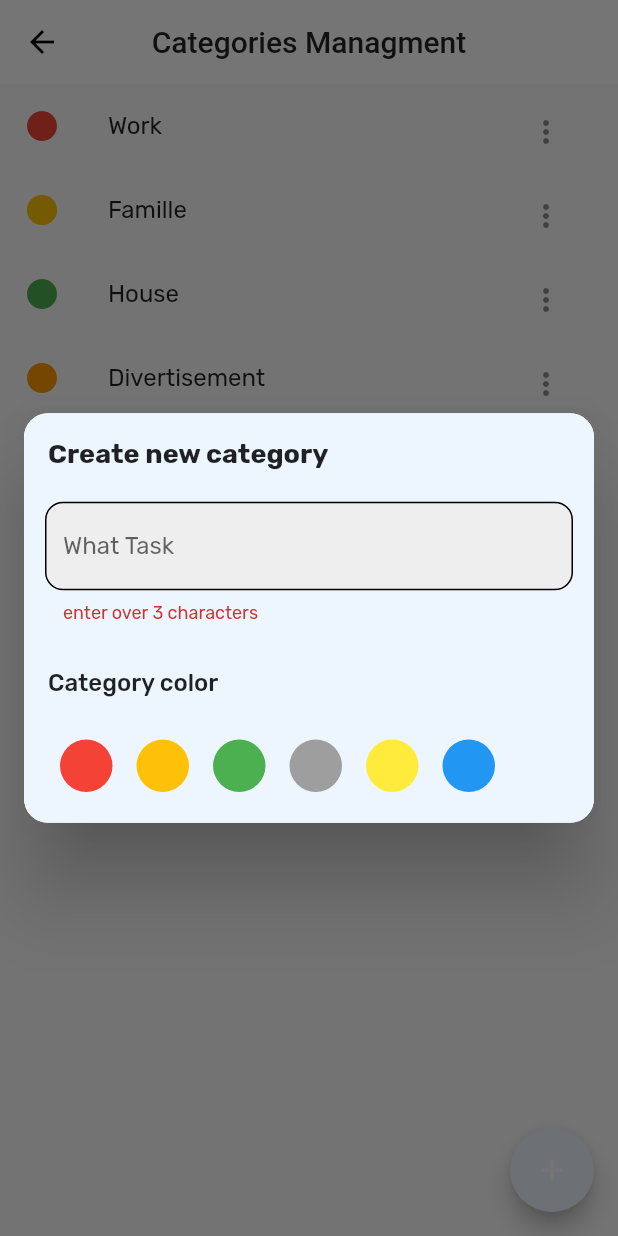
After one commit to AlaaEdAouimeur/Mirac-Flutter-Time-Managment-App, a Flutter app: the CategoriesList screen opened directly, after a tap on the "add" icon, on a phone screen of 412 x 824 dp. The commit adds this screen. Run offline on Flutter 3.47's test engine with Material 2 defaults, Android fonts, the phone set to English and light mode, and no system bars; our stand-ins replace fl_chart, flutter_local_notifications, flutter_riverpod, flutter_snake_navigationbar, flutter_spinkit, google_fonts and 6 more; missing offline and left inert: animate_icons, custom_pop_up_menu; generated files the repository leaves out were written again.

```diff
--- /dev/null
+++ b/lib/UI/BottomSheets/add_category_bottomSheet.dart
@@ -0,0 +1,141 @@
+import 'package:flutter/material.dart';
+import 'package:tyme/UI/Components/AppTextField.dart';
+import 'package:tyme/utils/konstants.dart';
+
+class AddCategoryBottomSheet extends StatefulWidget {
+  @override
+  _AddCategoryBottomSheetState createState() => _AddCategoryBottomSheetState();
+}
+
+class _AddCategoryBottomSheetState extends State<AddCategoryBottomSheet> {
+  TextEditingController titleTextEditingController = TextEditingController();
+  int selectedColorIndex = -1;
+  Widget colorCircle(int index) {
+    /*Container(
+        margin: EdgeInsets.all(8),
+        width: 50.0,
+        height: 50.0,
+        decoration: BoxDecoration(
+          color: colorsList[index],
+          shape: BoxShape.circle,
+          border: Border.all(
+              color: selectedColorIndex == index
+                  ? Colors.amber
+                  : Colors.transparent),
+        ),
+      ),*/
+    return GestureDetector(
+      onTap: () {
+        setState(() {
+          selectedColorIndex = index;
+        });
+      },
+      child: selectedColorIndex == index
+          ? Container(
+              margin: EdgeInsets.all(8),
+              width: 35.0,
+              height: 35.0,
+              decoration: BoxDecoration(
+                color: AppColors.trafficWhite,
+                shape: BoxShape.circle,
+                border: Border.all(color: colorsList[index]),
+              ),
+              child: Container(
+                margin: EdgeInsets.all(5),
+                width: 30.0,
+                height: 30.0,
+                decoration: BoxDecoration(
+                  color: colorsList[index],
+                  shape: BoxShape.circle,
+                ),
+              ),
+            )
+          : Container(
+              margin: EdgeInsets.all(8),
+              width: 35.0,
+              height: 35.0,
+              decoration: BoxDecoration(
+                color: colorsList[index],
+                shape: BoxShape.circle,
+                border: Border.all(color: Colors.transparent),
+              ),
+            ),
+    );
+  }
+
+  @override
+  Widget build(BuildContext context) {
+    return Dialog(
+      insetPadding: EdgeInsets.all(16),
+      shape: RoundedRectangleBorder(
+        borderRadius: BorderRadius.all(
+          Radius.circular(16),
+        ),
+      ),
+      child: Container(
+        decoration: BoxDecoration(
+          color: AppColors.trafficWhite,
+          borderRadius: BorderRadius.all(
+            Radius.circular(16),
+          ),
+        ),
+        child: Padding(
+          padding: EdgeInsets.all(8),
+          child: Container(
+            child: Column(
+              crossAxisAlignment: CrossAxisAlignment.start,
+              mainAxisSize: MainAxisSize.min,
+              children: [
+                Padding(
+                  padding: const EdgeInsets.all(8.0),
+                  child: Text(
+                    'Create new category',
+                    style: TextStyle(fontSize: 18, fontWeight: FontWeight.w700),
+                  ),
+                ),
+                SizedBox(
+                  height: 8,
+                ),
+                AppTextField(
+                  hintText: 'What Task',
+                  textEditingController: titleTextEditingController,
+                  isObligatory: true,
+                  //  color: Color(categories[_selectedCategoryIndex].color),
+                  color: AppColors.trafficWhite,
+                ),
+                SizedBox(
+                  height: 16,
+                ),
+                Padding(
+                  padding: const EdgeInsets.all(8.0),
+                  child: Text(
+                    'Category color',
+                    style: TextStyle(fontSize: 16, fontWeight: FontWeight.w500),
+                  ),
+                ),
+                SizedBox(
+                  height: 8,
+                ),
+                Padding(
+                  padding: const EdgeInsets.only(left: 8.0),
+                  child: Container(
+                    width: MediaQuery.of(context).size.width - 30,
+                    // height: 150,
+                    height: 60,
+                    child: ListView.builder(
+                      scrollDirection: Axis.horizontal,
+                      shrinkWrap: true,
+                      itemCount: colorsList.length,
+                      itemBuilder: (BuildContext context, int index) =>
+                          colorCircle(index),
+                    ),
+                  ),
+                ),
+              ],
+            ),
+          ),
+        ),
+      ),
+    );
+  }
+}
--- a/lib/UI/BottomSheets/add_task_bottomsheet.dart
+++ b/lib/UI/BottomSheets/add_task_bottomsheet.dart
@@ -43,7 +43,7 @@ class _AddTaskBottomSheetState extends State<AddTaskBottomSheet> {
         .insertTask(
           TasksCompanion.insert(
               title: titleTextEditingController.text,
-              category: _selectedCategoryIndex,
+              category: categories[_selectedCategoryIndex].id,
               note: noteTextEditingController.text,
               dueDate: _taskDate,
               isChallenge: moor.Value(_isChallenge),
--- a/lib/UI/Components/TaskTile.dart
+++ b/lib/UI/Components/TaskTile.dart
@@ -6,13 +6,16 @@ import 'package:tyme/UI/pages/TaskDetails.dart';
 import 'package:tyme/database/database.dart';
 import 'package:tyme/utils/konstants.dart';
 
+// ignore: must_be_immutable
 class TaskTile extends StatelessWidget {
   final Task task;
 
-  const TaskTile({Key? key, required this.task}) : super(key: key);
-
+  TaskTile({Key? key, required this.task}) : super(key: key);
+  late Categorie categorie;
   @override
   Widget build(BuildContext context) {
+    // ignore: omit_local_variable_types
+    categorie = categories.firstWhere((element) => element.id == task.category);
     return GestureDetector(
       onTap: () {
         Navigator.of(context).push(MaterialPageRoute(
@@ -40,10 +43,10 @@ class TaskTile extends StatelessWidget {
           Container(
             height: 100,
             width: 5,
-            color: Color(categories[task.category].color),
+            color: Color(categorie.color),
           ),
           Container(
-            color: Color(categories[task.category].color).withOpacity(0.1),
+            color: Color(categorie.color).withOpacity(0.1),
             height: 100,
             width: MediaQuery.of(context).size.width * 3 / 4,
             child: Column(
@@ -68,15 +71,15 @@ class TaskTile extends StatelessWidget {
                     mainAxisAlignment: MainAxisAlignment.start,
                     children: [
                       Icon(
-                        IconData(categories[task.category].iconData,
+                        IconData(categorie.iconData,
                             fontFamily: 'MaterialIcons'),
-                        color: Color(categories[task.category].color),
+                        color: Color(categorie.color),
                       ),
                       SizedBox(
                         width: 8,
                       ),
                       Text(
-                        categories[task.category].content,
+                        categorie.content,
                         style: TextStyle(
                             fontSize: 14, fontWeight: FontWeight.bold),
                       ),
--- a/lib/UI/pages/CategoriesList.dart
+++ b/lib/UI/pages/CategoriesList.dart
@@ -1,5 +1,7 @@
 import 'package:custom_pop_up_menu/custom_pop_up_menu.dart';
 import 'package:flutter/material.dart';
+import 'package:tyme/UI/BottomSheets/add_category_bottomSheet.dart';
+import 'package:tyme/database/database.dart';
 import 'package:tyme/main.dart';
 import 'package:tyme/utils/konstants.dart';
 
@@ -13,6 +15,16 @@ class _CategoriesListState extends State<CategoriesList> {
   @override
   Widget build(BuildContext context) {
     return Scaffold(
+      floatingActionButton: FloatingActionButton(
+        onPressed: () {
+          showDialog(
+              barrierDismissible: false,
+              context: context,
+              builder: (context) => AddCategoryBottomSheet());
+        },
+        backgroundColor: AppColors.trafficWhite,
+        child: Icon(Icons.add),
+      ),
       appBar: AppBar(
         backgroundColor: Colors.white,
         elevation: 0,
@@ -47,10 +59,11 @@ class _CategoriesListState extends State<CategoriesList> {
                               children: [
                                 InkWell(
                                   onTap: () {
-                                    db.deleteCategory(categories[index]);
+                                    db
+                                        .deleteCategory(categories[index])
+                                        .then((value) => setState(() {}));
                                     _controller.hideMenu();
                                     print('pressed');
-                                    setState(() {});
                                   },
                                   child: Container(
                                     height: 40,
--- a/lib/database/database.dart
+++ b/lib/database/database.dart
@@ -9,7 +9,7 @@ class Tasks extends Table {
 
   TextColumn get title => text().withLength(min: 1, max: 50)();
   IntColumn get category =>
-      integer().customConstraint('NULL REFERENCES categories(id)')();
+      integer().nullable().customConstraint('NULL REFERENCES categories(id)')();
   TextColumn get note => text()();
   BoolColumn get isDone => boolean().withDefault(Constant(false))();
   BoolColumn get isChallenge => boolean().withDefault(Constant(false))();
@@ -63,12 +63,23 @@ class AppDatabase extends _$AppDatabase {
   // Bump this when changing tables and columns.
   // Migrations will be covered in the next part.
   @override
-  int get schemaVersion => 1;
+  int get schemaVersion => 2;
+
+  @override
+  MigrationStrategy get migration => MigrationStrategy(
+        // Runs if the database has already been opened on the device with a lower version
+        onUpgrade: (migrator, from, to) async {
+          if (from == 2) {
+            await migrator.createTable(tasks);
+          }
+        },
+      );
 
   /////////////TASKS//////////////
   Future<List<Task>> getAllTasks() => select(tasks).get();
   Stream<List<Task>> watchAllTasks() => select(tasks).watch();
-
+  Future<List<Task>> getTaskByCategory(int c) =>
+      (select(tasks)..where((tbl) => tbl.category.equals(c))).get();
   Future insertTask(TasksCompanion task) {
     changePendingTasks(1);
     return into(tasks).insert(task);
@@ -104,12 +115,32 @@ class AppDatabase extends _$AppDatabase {
 ////////////////////////////////////////
 
   ///////////CATEGORIS////////
-  void insertCategories(Categorie c) => into(categories).insert(c);
+  void insertCategories(Categorie c) {
+    into(categories).insert(c);
+    initCategories();
+  }
+
   Future<List<Categorie>> getCategories() => select(categories).get();
-  void deleteCategory(Categorie c) async {
+  Future<void> initCategories() async {
+    await getCategories().then((value) {
+      if (value.isEmpty) {
+        k.categories = k.premadeCategories;
+        k.categories.forEach((element) => insertCategories(element));
+      } else {
+        k.categories = value;
+      }
+    });
+  }
+
+  Future<void> deleteCategory(Categorie c) async {
+    print(c);
+    print(await getAllTasks());
+
+    await (delete(tasks)..where((tbl) => tbl.category.equals(c.id))).go();
     await delete(categories).delete(c);
-    delete(tasks).where((tbl) => tbl.category.equals(c.id));
-    k.categories = await getCategories();
+    await getCategories().then((value) => value.isEmpty
+        ? k.categories = k.premadeCategories
+        : k.categories = value);
   }
   ////////////////////////////////
 
--- a/lib/utils/konstants.dart
+++ b/lib/utils/konstants.dart
@@ -34,7 +34,7 @@ List<Score> scores = [
   Score(title: 'Silver', score: 300),
   Score(title: 'Bronze', score: 100),
 ];
-List<Categorie> categories = [
+List<Categorie> premadeCategories = [
   Categorie(
     color: Colors.red.value,
     id: 0,
@@ -67,6 +67,7 @@ List<Categorie> categories = [
       content: 'Other',
       iconData: Icons.bookmark_outline_sharp.codePoint),
 ];
+List<Categorie> categories = [];
 
 class ItemModel {
   String title;
--- a/pubspec.yaml
+++ b/pubspec.yaml
@@ -30,10 +30,12 @@ dependencies:
   custom_pop_up_menu: ^1.2.0
   equatable: ^2.0.0
   fl_chart: ^0.36.1
+  flutter_circle_color_picker: ^0.3.0
   flutter_local_notifications: null
   flutter_riverpod: ^0.14.0+2
   flutter_snake_navigationbar: ^0.5.0
   flutter_spinkit: ^5.0.0
+  google_fonts: ^2.1.0
   hive: ^2.0.3
   hive_flutter: ^1.0.0
   intl: ^0.17.0
```
Also changed, not shown: lib/UI/pages/TasksHomePage.dart (+4 -3 lines), lib/main.dart (+29 -5 lines), lib/database/database.g.dart, pubspec.lock.
